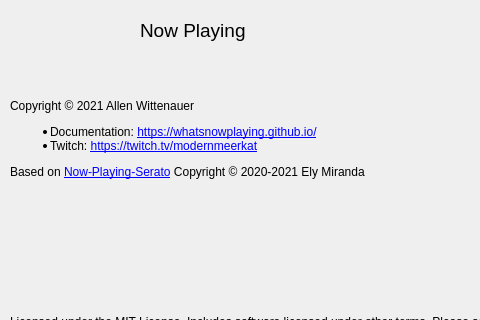
e1miran/Now-Playing-Serato, file nowplaying/resources/about_ui.ui: the form before one commit; both pictures show x 0 to 480 and y 0 to 320 of the 640 by 480 pixel window.
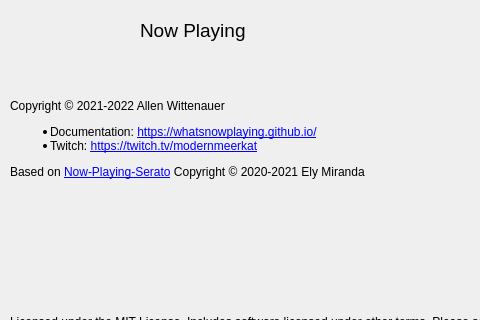
The form after the commit. Icons and pictures are not drawn.

What changed in the file:
```diff
--- a/nowplaying/resources/about_ui.ui
+++ b/nowplaying/resources/about_ui.ui
@@ -49,7 +49,7 @@
     <item>
      <widget class="QLabel" name="doc_label">
       <property name="text">
-       <string>&lt;html&gt;&lt;head/&gt;&lt;body&gt;&lt;p&gt;Copyright © 2021 Allen Wittenauer &lt;/p&gt;&lt;ul style=&quot;margin-top: 0px; margin-bottom: 0px; margin-left: 0px; margin-right: 0px; -qt-list-indent: 1;&quot;&gt;&lt;li style=&quot; margin-top:12px; margin-bottom:0px; margin-left:0px; margin-right:0px; -qt-block-indent:0; text-indent:0px;&quot;&gt;Documentation: &lt;a href=&quot;https://whatsnowplaying.github.io/&quot;&gt;&lt;span style=&quot; text-decoration: underline; color:#0000ff;&quot;&gt;https://whatsnowplaying.github.io/&lt;/span&gt;&lt;/a&gt;&lt;/li&gt;&lt;li style=&quot; margin-top:0px; margin-bottom:12px; margin-left:0px; margin-right:0px; -qt-block-indent:0; text-indent:0px;&quot;&gt;Twitch: &lt;a href=&quot;https://twitch.tv/modernmeerkat/&quot;&gt;&lt;span style=&quot; text-decoration: underline; color:#0000ff;&quot;&gt;https://twitch.tv/modernmeerkat&lt;/span&gt;&lt;/a&gt;&lt;/li&gt;&lt;/ul&gt;&lt;p&gt;Based on &lt;a href=&quot;https://github.com/e1miran/Now-Playing-Serato&quot;&gt;&lt;span style=&quot; text-decoration: underline; color:#0000ff;&quot;&gt;Now-Playing-Serato&lt;/span&gt;&lt;/a&gt; Copyright © 2020-2021 Ely Miranda &lt;/p&gt;&lt;p&gt;&lt;br/&gt;&lt;/p&gt;&lt;/body&gt;&lt;/html&gt;</string>
+       <string>&lt;html&gt;&lt;head/&gt;&lt;body&gt;&lt;p&gt;Copyright © 2021-2022 Allen Wittenauer &lt;/p&gt;&lt;ul style=&quot;margin-top: 0px; margin-bottom: 0px; margin-left: 0px; margin-right: 0px; -qt-list-indent: 1;&quot;&gt;&lt;li style=&quot; margin-top:12px; margin-bottom:0px; margin-left:0px; margin-right:0px; -qt-block-indent:0; text-indent:0px;&quot;&gt;Documentation: &lt;a href=&quot;https://whatsnowplaying.github.io/&quot;&gt;&lt;span style=&quot; text-decoration: underline; color:#0000ff;&quot;&gt;https://whatsnowplaying.github.io/&lt;/span&gt;&lt;/a&gt;&lt;/li&gt;&lt;li style=&quot; margin-top:0px; margin-bottom:12px; margin-left:0px; margin-right:0px; -qt-block-indent:0; text-indent:0px;&quot;&gt;Twitch: &lt;a href=&quot;https://twitch.tv/modernmeerkat/&quot;&gt;&lt;span style=&quot; text-decoration: underline; color:#0000ff;&quot;&gt;https://twitch.tv/modernmeerkat&lt;/span&gt;&lt;/a&gt;&lt;/li&gt;&lt;/ul&gt;&lt;p&gt;Based on &lt;a href=&quot;https://github.com/e1miran/Now-Playing-Serato&quot;&gt;&lt;span style=&quot; text-decoration: underline; color:#0000ff;&quot;&gt;Now-Playing-Serato&lt;/span&gt;&lt;/a&gt; Copyright © 2020-2021 Ely Miranda &lt;/p&gt;&lt;p&gt;&lt;br/&gt;&lt;/p&gt;&lt;/body&gt;&lt;/html&gt;</string>
       </property>
       <property name="textFormat">
        <enum>Qt::RichText</enum>
```
